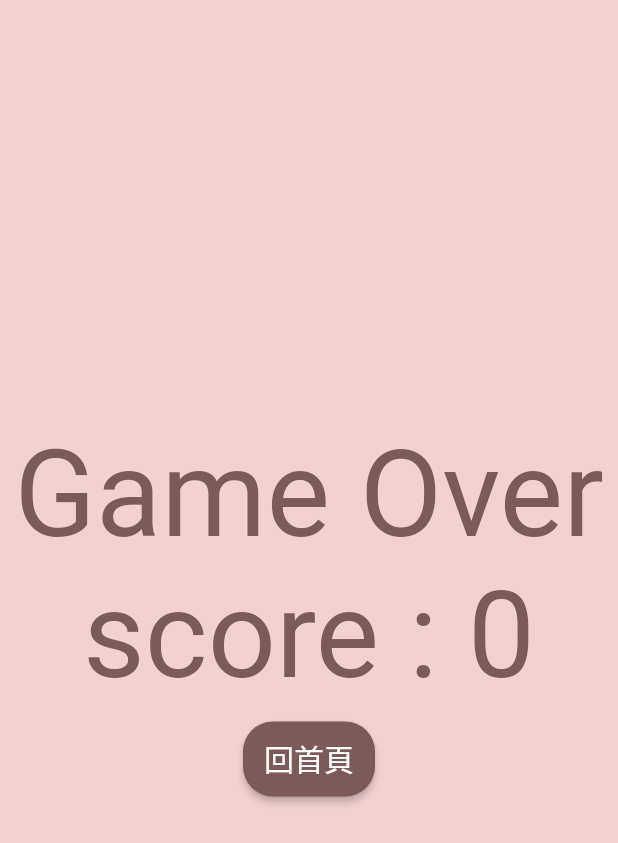
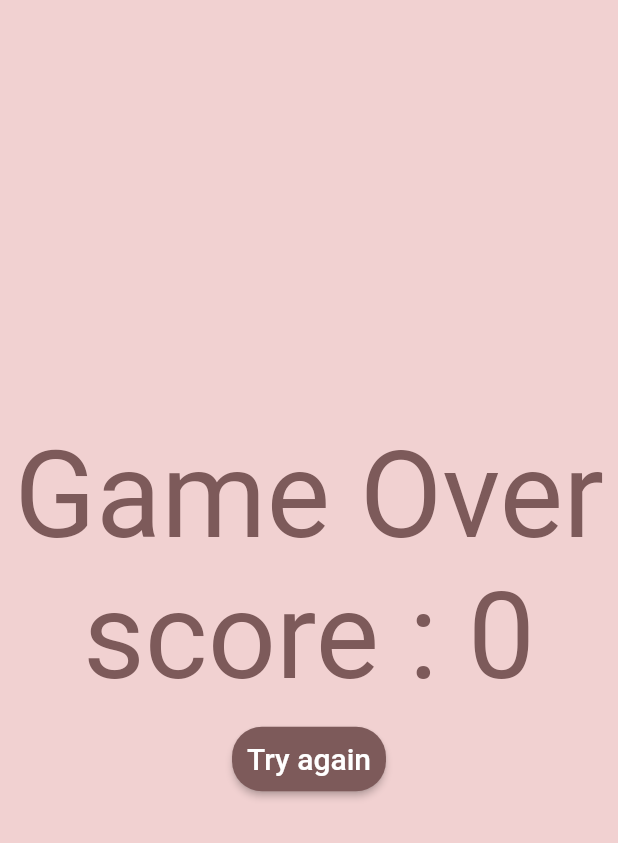
Before and after one commit to wu-yi-ting/ColorGame, a Flutter app: the ResultPage screen opened by its route, on a phone screen of 412 x 824 dp. Shown: the top 843 px of the screen. Run offline on Flutter 3.47's test engine with Material 2 defaults, Android fonts, the phone set to English and light mode, and no system bars; drawn by our look-alikes of auto_size_text; our stand-ins replace animated_text_kit; missing offline and left inert: countdown_flutter.

Commit message:
update string

```diff
--- a/lib/main.dart
+++ b/lib/main.dart
@@ -73,7 +73,7 @@ class _MyHomePageState extends State<MyHomePage> {
                   Navigator.pushNamed(context, '/Second');
                 },
                 child: Text(
-                  "開始吧",
+                  "Start",
                   style: TextStyle(fontSize: 20),
                 ),
                 color: Color(0xff7d5a5a),
--- a/lib/result.dart
+++ b/lib/result.dart
@@ -45,7 +45,7 @@ class ResultLayout extends StatelessWidget {
                     Provider.of<GameChangeNotifier>(context).resetAllValue();
                   },
                   child: Text(
-                    "回首頁",
+                    "Try again",
                     style: TextStyle(fontSize: 20),
                   ),
                   color: Color(0xff7d5a5a),
```
